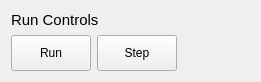
bstee615/armsim, file armsim/runcontrolswidget.ui: the form before one commit.
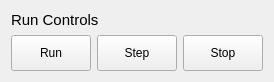
The form after the commit.

Commit message: Added stop button.

Diff of the .ui file:
```diff
--- a/armsim/runcontrolswidget.ui
+++ b/armsim/runcontrolswidget.ui
@@ -60,6 +60,19 @@
        </property>
       </widget>
      </item>
+     <item>
+      <widget class="QPushButton" name="btnStop">
+       <property name="sizePolicy">
+        <sizepolicy hsizetype="Minimum" vsizetype="Expanding">
+         <horstretch>0</horstretch>
+         <verstretch>0</verstretch>
+        </sizepolicy>
+       </property>
+       <property name="text">
+        <string>Stop</string>
+       </property>
+      </widget>
+     </item>
      <item>
       <spacer name="horizontalSpacer">
        <property name="orientation">
```
The commit also changes 8 other files.
